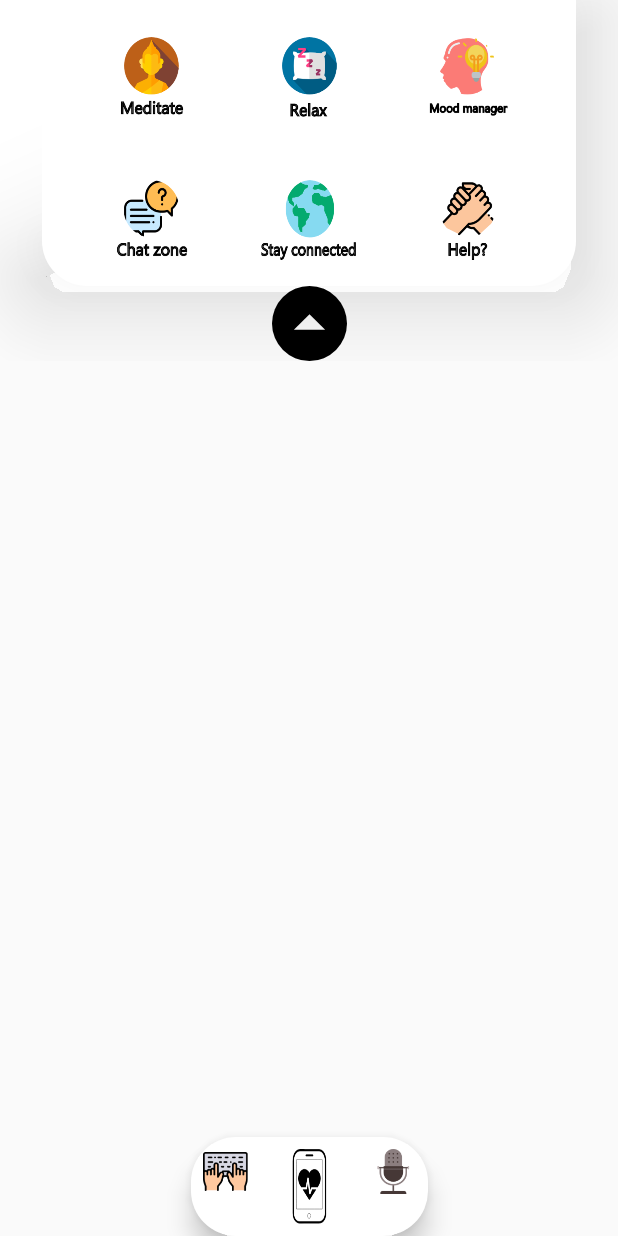
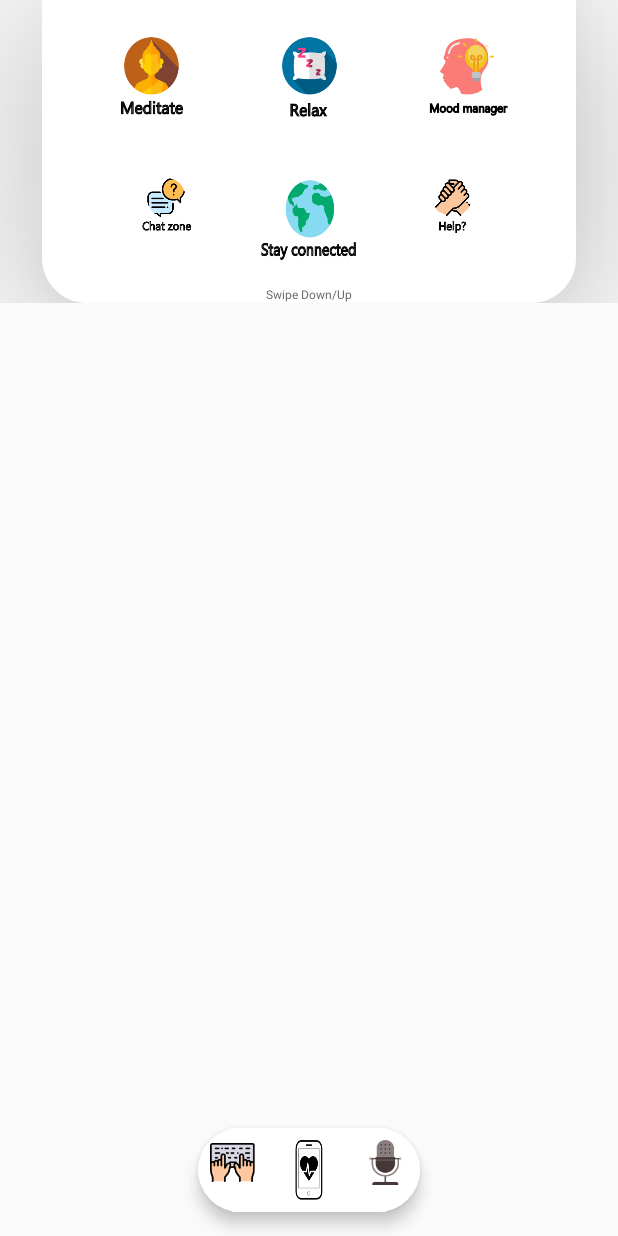
Before and after one commit to OrignalLazyCoder/DBLYLA, an Android app: the HomeMainActivity screen opened directly, with no data from a screen before it, on a phone screen of 412 x 824 dp. Run offline under Robolectric (Android 15) with nearby library versions, the phone set to English and light mode, and no system bars; our stand-ins replace Firebase (no records; nobody signed in at launch, a user with empty details on screens opened directly); plain views replace SlidingUpPanelLayout.

Commit message:
Fixed issues and made it look better Swipe up/down added in HomeMainActivity

```diff
--- a/app/src/main/java/com/downbeat/downbeat/Home/HomeMainActivity.java
+++ b/app/src/main/java/com/downbeat/downbeat/Home/HomeMainActivity.java
@@ -12,7 +12,6 @@
 
 public class HomeMainActivity extends AppCompatActivity {
 
-    ImageButton button;
     ImageButton downbeatIconImageButton;
 
     private FirebaseAuth firebaseAuth;
@@ -24,7 +23,6 @@
 
         firebaseAuth = FirebaseAuth.getInstance();
 
-        button = findViewById(R.id.btnSlidingMenu);
         downbeatIconImageButton = findViewById(R.id.downbeatIconImageButton);
 
         firebaseAuth = FirebaseAuth.getInstance();
--- a/app/src/main/res/layout/activity_home_main.xml
+++ b/app/src/main/res/layout/activity_home_main.xml
@@ -10,7 +10,8 @@
     app:umanoFadeColor="@android:color/transparent"
     app:umanoOverlay="false"
     app:umanoPanelHeight="50dp"
-    app:umanoShadowHeight="0dp">
+    app:umanoShadowHeight="20dp"
+    >
 
     <android.support.constraint.ConstraintLayout
         android:id="@+id/relativeLayout2"
@@ -23,7 +24,8 @@
             android:layout_width="wrap_content"
             android:layout_height="wrap_content"
             android:background="@drawable/floatmenubg"
-            android:elevation="10dp"
+            android:elevation="6dp"
+            android:layout_marginBottom="16dp"
             android:gravity="center_horizontal"
             android:orientation="horizontal"
             app:layout_constraintBottom_toBottomOf="parent"
@@ -42,8 +44,8 @@
 
             <ImageButton
                 android:id="@+id/downbeatIconImageButton"
-                android:layout_width="50dp"
-                android:layout_height="50dp"
+                android:layout_width="40dp"
+                android:layout_height="40dp"
                 android:layout_margin="8dp"
                 android:background="@null"
                 android:scaleType="fitXY"
@@ -77,7 +79,6 @@
         android:id="@+id/relativeLayout"
         android:layout_width="match_parent"
         android:layout_height="wrap_content"
-        android:background="@android:color/white"
         android:gravity="top">
 
 
@@ -143,8 +144,8 @@
 
                 <ImageButton
                     android:id="@+id/btnChat"
-                    android:layout_width="65dp"
-                    android:layout_height="65dp"
+                    android:layout_width="45dp"
+                    android:layout_height="45dp"
                     android:layout_marginLeft="20dp"
                     android:layout_marginRight="20dp"
                     android:background="@null"
@@ -161,8 +162,8 @@
                     android:src="@drawable/blogicon" />
 
                 <ImageButton
-                    android:layout_width="65dp"
-                    android:layout_height="65dp"
+                    android:layout_width="45dp"
+                    android:layout_height="45dp"
                     android:layout_marginLeft="20dp"
                     android:layout_marginRight="20dp"
                     android:background="@null"
@@ -172,19 +173,15 @@
 
             </LinearLayout>
 
+            <TextView
+                android:layout_width="wrap_content"
+                android:layout_height="wrap_content"
+                android:textSize="8dp"
+                android:textColor="#696969"
+                android:text="Swipe Down/Up"/>
+
         </LinearLayout>
 
-        <ImageButton
-            android:id="@+id/btnSlidingMenu"
-            android:layout_width="wrap_content"
-            android:layout_height="wrap_content"
-            android:background="@drawable/nextarrowbg"
-            android:src="@drawable/ic_arrow_drop_up_black_24dp"
-            app:layout_constraintEnd_toEndOf="parent"
-            app:layout_constraintStart_toStartOf="parent"
-            app:layout_constraintTop_toBottomOf="@+id/viewParent"
-            tools:layout_conversion_absoluteHeight="50dp"
-            tools:layout_conversion_absoluteWidth="50dp" />
 
     </android.support.constraint.ConstraintLayout>
 
```
Also changed, not shown: 846 other files.
